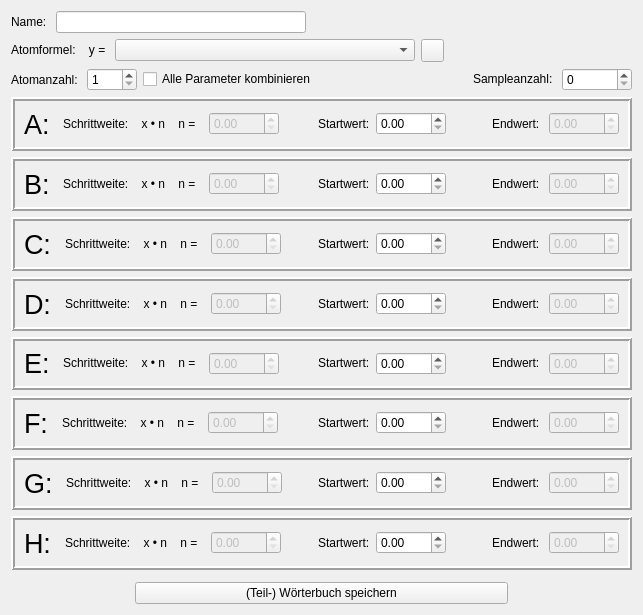
Above: examples/matchingPursuit/enhancededitorwindow.ui from mne-tools/mne-cpp before the change. Below: the same form after it.
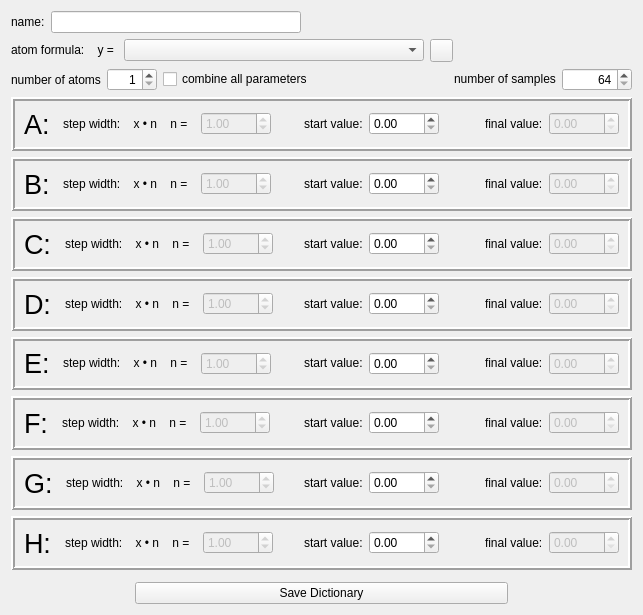
That is the form after the change. Icons and pictures are not drawn.

Commit message: chg: enhancededitorwindow add: show warnings in settings del: config file

```diff
--- a/examples/matchingPursuit/enhancededitorwindow.ui
+++ b/examples/matchingPursuit/enhancededitorwindow.ui
@@ -47,7 +47,7 @@
         </sizepolicy>
        </property>
        <property name="text">
-        <string>Name: </string>
+        <string>name:</string>
        </property>
       </widget>
      </item>
@@ -102,7 +102,7 @@
         </sizepolicy>
        </property>
        <property name="text">
-        <string>Atomformel:    y = </string>
+        <string>atom formula:    y = </string>
        </property>
       </widget>
      </item>
@@ -174,7 +174,7 @@
      <item>
       <widget class="QLabel" name="lb_AtomCount">
        <property name="text">
-        <string>Atomanzahl: </string>
+        <string>number of atoms</string>
        </property>
       </widget>
      </item>
@@ -198,6 +198,9 @@
          <height>16777215</height>
         </size>
        </property>
+       <property name="alignment">
+        <set>Qt::AlignRight|Qt::AlignTrailing|Qt::AlignVCenter</set>
+       </property>
        <property name="minimum">
         <number>1</number>
        </property>
@@ -209,7 +212,7 @@
      <item>
       <widget class="QCheckBox" name="chb_allCombined">
        <property name="text">
-        <string>Alle Parameter kombinieren</string>
+        <string>combine all parameters</string>
        </property>
       </widget>
      </item>
@@ -235,7 +238,7 @@
         </sizepolicy>
        </property>
        <property name="text">
-        <string>Sampleanzahl: </string>
+        <string>number of samples</string>
        </property>
       </widget>
      </item>
@@ -259,6 +262,15 @@
          <height>16777215</height>
         </size>
        </property>
+       <property name="alignment">
+        <set>Qt::AlignRight|Qt::AlignTrailing|Qt::AlignVCenter</set>
+       </property>
+       <property name="minimum">
+        <number>64</number>
+       </property>
+       <property name="maximum">
+        <number>4096</number>
+       </property>
       </widget>
      </item>
     </layout>
@@ -311,7 +323,7 @@
          </sizepolicy>
         </property>
         <property name="text">
-         <string>Schrittweite:    x • n    n =  </string>
+         <string>step width:    x • n    n =  </string>
         </property>
        </widget>
       </item>
@@ -338,6 +350,9 @@
           <height>16777215</height>
          </size>
         </property>
+        <property name="value">
+         <double>1.000000000000000</double>
+        </property>
        </widget>
       </item>
       <item>
@@ -362,7 +377,7 @@
          </sizepolicy>
         </property>
         <property name="text">
-         <string>Startwert:</string>
+         <string>start value:</string>
         </property>
        </widget>
       </item>
@@ -413,7 +428,7 @@
          </sizepolicy>
         </property>
         <property name="text">
-         <string>Endwert: </string>
+         <string>final value:</string>
         </property>
        </widget>
       </item>
@@ -487,7 +502,7 @@
          </sizepolicy>
         </property>
         <property name="text">
-         <string>Schrittweite:    x • n    n =  </string>
+         <string>step width:    x • n    n =  </string>
         </property>
        </widget>
       </item>
@@ -514,6 +529,9 @@
           <height>16777215</height>
          </size>
         </property>
+        <property name="value">
+         <double>1.000000000000000</double>
+        </property>
        </widget>
       </item>
       <item>
@@ -538,7 +556,7 @@
          </sizepolicy>
         </property>
         <property name="text">
-         <string>Startwert:</string>
+         <string>start value:</string>
         </property>
        </widget>
       </item>
@@ -589,7 +607,7 @@
          </sizepolicy>
         </property>
         <property name="text">
-         <string>Endwert: </string>
+         <string>final value:</string>
         </property>
        </widget>
       </item>
@@ -663,7 +681,7 @@
          </sizepolicy>
         </property>
         <property name="text">
-         <string>Schrittweite:    x • n    n =  </string>
+         <string>step width:    x • n    n =  </string>
         </property>
        </widget>
       </item>
@@ -690,6 +708,9 @@
           <height>16777215</height>
          </size>
         </property>
+        <property name="value">
+         <double>1.000000000000000</double>
+        </property>
        </widget>
       </item>
       <item>
@@ -714,7 +735,7 @@
          </sizepolicy>
         </property>
         <property name="text">
-         <string>Startwert:</string>
+         <string>start value:</string>
         </property>
        </widget>
       </item>
@@ -765,7 +786,7 @@
          </sizepolicy>
         </property>
         <property name="text">
-         <string>Endwert: </string>
+         <string>final value:</string>
         </property>
        </widget>
       </item>
@@ -839,7 +860,7 @@
          </sizepolicy>
         </property>
         <property name="text">
-         <string>Schrittweite:    x • n    n =  </string>
+         <string>step width:    x • n    n =  </string>
         </property>
        </widget>
       </item>
@@ -866,6 +887,9 @@
           <height>16777215</height>
          </size>
         </property>
+        <property name="value">
+         <double>1.000000000000000</double>
+        </property>
        </widget>
       </item>
       <item>
@@ -890,7 +914,7 @@
          </sizepolicy>
         </property>
         <property name="text">
-         <string>Startwert:</string>
+         <string>start value:</string>
         </property>
        </widget>
       </item>
@@ -941,7 +965,7 @@
          </sizepolicy>
         </property>
         <property name="text">
-         <string>Endwert: </string>
+         <string>final value:</string>
         </property>
        </widget>
       </item>
@@ -1015,7 +1039,7 @@
          </sizepolicy>
         </property>
         <property name="text">
-         <string>Schrittweite:    x • n    n =  </string>
+         <string>step width:    x • n    n =  </string>
         </property>
        </widget>
       </item>
@@ -1042,6 +1066,9 @@
           <height>16777215</height>
          </size>
         </property>
+        <property name="value">
+         <double>1.000000000000000</double>
+        </property>
        </widget>
       </item>
       <item>
@@ -1066,7 +1093,7 @@
          </sizepolicy>
         </property>
         <property name="text">
-         <string>Startwert:</string>
+         <string>start value:</string>
         </property>
        </widget>
       </item>
@@ -1117,7 +1144,7 @@
          </sizepolicy>
         </property>
         <property name="text">
-         <string>Endwert: </string>
+         <string>final value:</string>
         </property>
        </widget>
       </item>
@@ -1191,7 +1218,7 @@
          </sizepolicy>
         </property>
         <property name="text">
-         <string>Schrittweite:    x • n    n =  </string>
+         <string>step width:    x • n    n =  </string>
         </property>
        </widget>
       </item>
@@ -1218,6 +1245,9 @@
           <height>16777215</height>
          </size>
         </property>
+        <property name="value">
+         <double>1.000000000000000</double>
+        </property>
        </widget>
       </item>
       <item>
@@ -1242,7 +1272,7 @@
          </sizepolicy>
         </property>
         <property name="text">
-         <string>Startwert:</string>
+         <string>start value:</string>
         </property>
        </widget>
       </item>
@@ -1293,7 +1323,7 @@
          </sizepolicy>
         </property>
         <property name="text">
-         <string>Endwert: </string>
+         <string>final value:</string>
         </property>
        </widget>
       </item>
@@ -1367,7 +1397,7 @@
          </sizepolicy>
         </property>
         <property name="text">
-         <string>Schrittweite:    x • n    n =  </string>
+         <string>step width:    x • n    n =  </string>
         </property>
        </widget>
       </item>
@@ -1394,6 +1424,9 @@
           <height>16777215</height>
          </size>
         </property>
+        <property name="value">
+         <double>1.000000000000000</double>
+        </property>
        </widget>
       </item>
       <item>
@@ -1418,7 +1451,7 @@
          </sizepolicy>
         </property>
         <property name="text">
-         <string>Startwert:</string>
+         <string>start value:</string>
         </property>
        </widget>
       </item>
@@ -1469,7 +1502,7 @@
          </sizepolicy>
         </property>
         <property name="text">
-         <string>Endwert: </string>
+         <string>final value:</string>
         </property>
        </widget>
       </item>
@@ -1543,7 +1576,7 @@
          </sizepolicy>
         </property>
         <property name="text">
-         <string>Schrittweite:    x • n    n =  </string>
+         <string>step width:    x • n    n =  </string>
         </property>
        </widget>
       </item>
@@ -1570,6 +1603,9 @@
           <height>16777215</height>
          </size>
         </property>
+        <property name="value">
+         <double>1.000000000000000</double>
+        </property>
        </widget>
       </item>
       <item>
@@ -1594,7 +1630,7 @@
          </sizepolicy>
         </property>
         <property name="text">
-         <string>Startwert:</string>
+         <string>start value:</string>
         </property>
        </widget>
       </item>
@@ -1645,7 +1681,7 @@
          </sizepolicy>
         </property>
         <property name="text">
-         <string>Endwert: </string>
+         <string>final value:</string>
         </property>
        </widget>
       </item>
@@ -1695,7 +1731,7 @@
      <item>
       <widget class="QPushButton" name="pushButton">
        <property name="text">
-        <string>(Teil-) Wörterbuch speichern</string>
+        <string>Save Dictionary</string>
        </property>
        <property name="icon">
         <iconset resource="Ressourcen.qrc">
```
Left out of the diff: 2 changed lines with no effect on the pictures. The commit also changes 15 other files.
